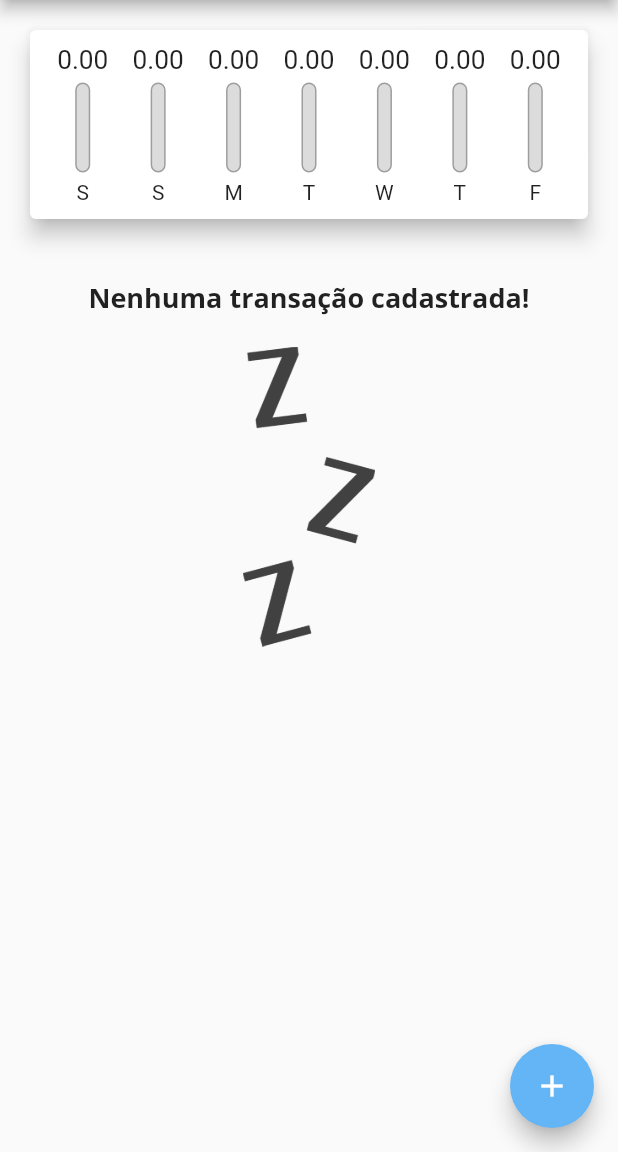
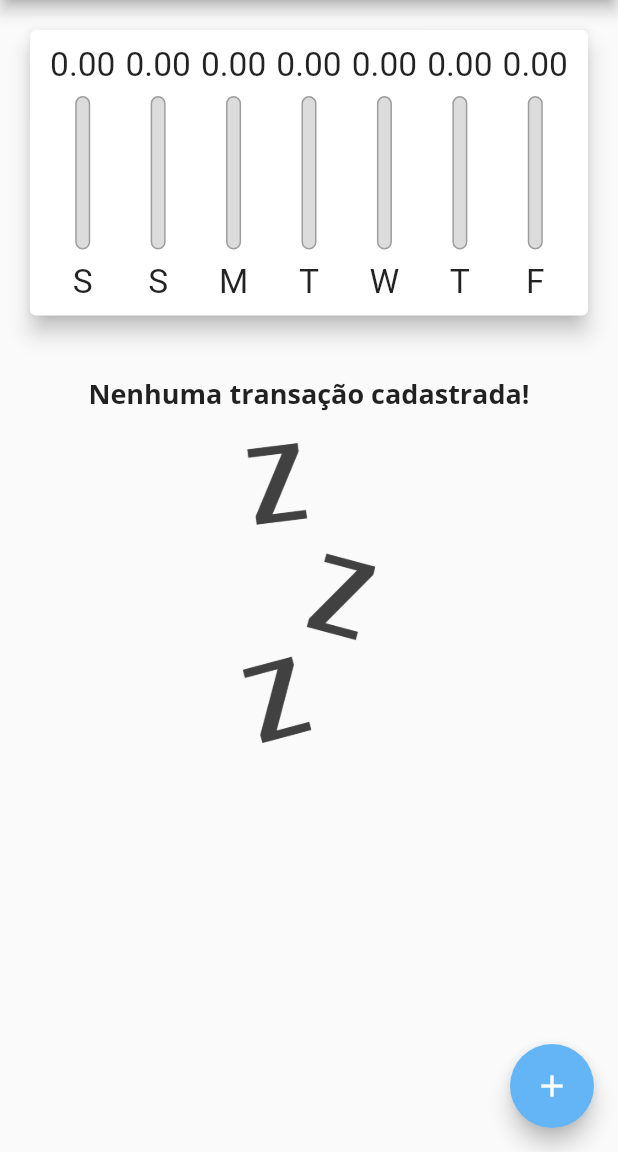
Before and after one commit to oElberte/expenses, a Flutter app: the screen it shows after launch, on a phone screen of 412 x 824 dp, the part 84-1236 px from its top. Run offline on Flutter 3.47's test engine with Material 2 defaults, Android fonts, the phone set to English and light mode, and no system bars.

Commit message:
Responsive layout implemented

```diff
--- a/lib/components/chart.dart
+++ b/lib/components/chart.dart
@@ -55,7 +55,9 @@ class Chart extends StatelessWidget {
               child: ChartBar(
                 label: tr["day"].toString(),
                 value: tr["value"] as double,
-                percentage: _weekTotalValue == 0 ? 0 : (tr["value"] as double) / _weekTotalValue,
+                percentage: _weekTotalValue == 0
+                    ? 0
+                    : (tr["value"] as double) / _weekTotalValue,
               ),
             );
           }).toList(),
--- a/lib/components/chart_bar.dart
+++ b/lib/components/chart_bar.dart
@@ -14,17 +14,19 @@ class ChartBar extends StatelessWidget {
   // This widget controls the percentage bars in the chart
   @override
   Widget build(BuildContext context) {
+    return LayoutBuilder(
+      builder: (ctx, constraints) {
         return Column(
           children: [
             SizedBox(
-          height: 20,
+              height: constraints.maxHeight * 0.15,
               child: FittedBox(
-            child: Text("${value.toStringAsFixed(2)}"),
+                child: Text(value.toStringAsFixed(2)),
               ),
             ),
-        SizedBox(height: 5),
-        Container(
-          height: 60,
+            SizedBox(height: constraints.maxHeight * 0.05),
+            SizedBox(
+              height: constraints.maxHeight * 0.6,
               width: 10,
               child: Stack(
                 alignment: Alignment.bottomCenter,
@@ -51,9 +53,16 @@ class ChartBar extends StatelessWidget {
                 ],
               ),
             ),
-        SizedBox(height: 5),
-        Text(label),
+            SizedBox(height: constraints.maxHeight * 0.05),
+            SizedBox(
+              height: constraints.maxHeight * 0.15,
+              child: FittedBox(
+                child: Text(label),
+              ),
+            ),
           ],
+        );
+      },
     );
   }
 }
--- a/lib/components/transaction_list.dart
+++ b/lib/components/transaction_list.dart
@@ -11,9 +11,7 @@ class TransactionList extends StatelessWidget {
   // This widget shows all the expenses registered in the app
   @override
   Widget build(BuildContext context) {
-    return SizedBox(
-      height: 450,
-      child: transactions.isEmpty
+    return transactions.isEmpty
         ? Column(
             children: [
               const SizedBox(height: 20),
@@ -67,7 +65,6 @@ class TransactionList extends StatelessWidget {
                 ),
               );
             },
-            ),
           );
   }
 }
--- a/lib/main.dart
+++ b/lib/main.dart
@@ -99,8 +99,7 @@ class _MyHomePageState extends State<MyHomePage> {
 
   @override
   Widget build(BuildContext context) {
-    return Scaffold(
-      appBar: AppBar(
+    final appBar = AppBar(
       title: const Text("Despesas pessoais"),
       actions: [
         IconButton(
@@ -108,14 +107,27 @@ class _MyHomePageState extends State<MyHomePage> {
           icon: const Icon(Icons.add),
         )
       ],
-      ),
+    );
+
+    final availableHeight = MediaQuery.of(context).size.height -
+        appBar.preferredSize.height -
+        MediaQuery.of(context).padding.top;
+
+    return Scaffold(
+      appBar: appBar,
       body: SingleChildScrollView(
         child: Column(
           mainAxisAlignment: MainAxisAlignment.start,
           crossAxisAlignment: CrossAxisAlignment.stretch,
           children: <Widget>[
-            Chart(_recentTransactions),
-            TransactionList(_transactions, _removeTransaction),
+            SizedBox(
+              height: availableHeight * 0.30,
+              child: Chart(_recentTransactions),
+            ),
+            SizedBox(
+              height: availableHeight * 0.70,
+              child: TransactionList(_transactions, _removeTransaction),
+            ),
           ],
         ),
       ),
```
Lines whose indentation alone changed are shown as unchanged.
